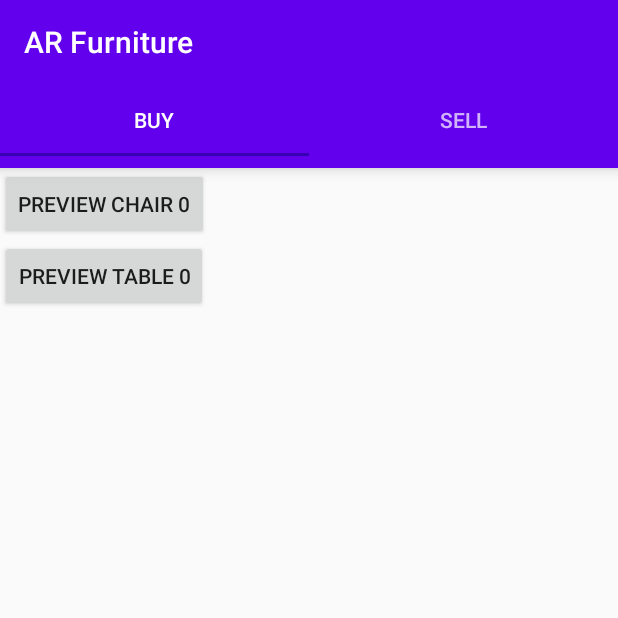
After one commit to helloworld0909/AR-furniture-trading, an Android app: the BuyerFragment screen opened directly, with no data from a screen before it, on a phone screen of 412 x 824 dp, the top half of it. The commit adds this screen. Run offline under Robolectric (Android 15) with nearby library versions, the phone set to English and light mode, and no system bars.

Commit message:
Implement Android UI Phase 1
https://trello.com/c/J73d0qeZ

```diff
--- a/app/build.gradle
+++ b/app/build.gradle
@@ -37,6 +37,7 @@ dependencies {
     //implementation "com.google.ar.sceneform:core:1.12.0"
 
     implementation "com.android.support:appcompat-v7:28.0.0"
+    implementation "com.android.support:design:28.0.0"
 }
 
 apply plugin: 'com.google.ar.sceneform.plugin'
--- a/app/src/main/java/edu/uci/cs297p/arfurniture/MainActivity.java
+++ b/app/src/main/java/edu/uci/cs297p/arfurniture/MainActivity.java
@@ -1,106 +1,42 @@
 package edu.uci.cs297p.arfurniture;
 
-import android.app.Activity;
-import android.app.ActivityManager;
-import android.content.Context;
-import android.os.Build;
-import android.os.Build.VERSION_CODES;
 import android.os.Bundle;
+import android.support.design.widget.TabLayout;
+import android.support.v4.view.ViewPager;
 import android.support.v7.app.AppCompatActivity;
-import android.util.Log;
-import android.view.Gravity;
-import android.view.MotionEvent;
-import android.widget.Toast;
-import com.google.ar.core.Anchor;
-import com.google.ar.core.HitResult;
-import com.google.ar.core.Plane;
-import com.google.ar.sceneform.AnchorNode;
-import com.google.ar.sceneform.rendering.ModelRenderable;
-import com.google.ar.sceneform.ux.ArFragment;
-import com.google.ar.sceneform.ux.TransformableNode;
-
+import android.support.v7.widget.Toolbar;
 
 public class MainActivity extends AppCompatActivity {
-  private static final String TAG = MainActivity.class.getSimpleName();
-  private static final double MIN_OPENGL_VERSION = 3.0;
+    @Override
+    protected void onCreate(Bundle savedInstanceState) {
+        super.onCreate(savedInstanceState);
+        setContentView(R.layout.activity_main);
+        Toolbar toolbar = findViewById(R.id.tool_bar);
+        setSupportActionBar(toolbar);
+        TabLayout tabLayout = findViewById(R.id.tab_layout);
+        tabLayout.addTab(tabLayout.newTab().setText(R.string.buyer_fragment_name));
+        tabLayout.addTab(tabLayout.newTab().setText(R.string.seller_fragment_name));
+        tabLayout.setTabGravity(TabLayout.GRAVITY_FILL);
 
-  private ArFragment arFragment;
-  private ModelRenderable modelRenderable;
+        final ViewPager viewPager = findViewById(R.id.view_pager);
+        TabAdapter tabsAdapter = new TabAdapter(getSupportFragmentManager(), tabLayout.getTabCount());
+        viewPager.setAdapter(tabsAdapter);
+        viewPager.addOnPageChangeListener(new TabLayout.TabLayoutOnPageChangeListener(tabLayout));
+        tabLayout.addOnTabSelectedListener(new TabLayout.OnTabSelectedListener() {
+            @Override
+            public void onTabSelected(TabLayout.Tab tab) {
+                viewPager.setCurrentItem(tab.getPosition());
+            }
 
             @Override
-  @SuppressWarnings({"AndroidApiChecker", "FutureReturnValueIgnored"})
-  // CompletableFuture requires api level 24
-  // FutureReturnValueIgnored is not valid
-  protected void onCreate(Bundle savedInstanceState) {
-    super.onCreate(savedInstanceState);
+            public void onTabUnselected(TabLayout.Tab tab) {
 
-    if (!checkIsSupportedDeviceOrFinish(this)) {
-      return;
             }
 
-    setContentView(R.layout.activity_ux);
-    arFragment = (ArFragment) getSupportFragmentManager().findFragmentById(R.id.ux_fragment);
+            @Override
+            public void onTabReselected(TabLayout.Tab tab) {
 
-    // When you build a Renderable, Sceneform loads its resources in the background while returning
-    // a CompletableFuture. Call thenAccept(), handle(), or check isDone() before calling get().
-    ModelRenderable.builder()
-        .setSource(this, getResources().getIdentifier("table_0", "raw", getPackageName()))
-        .build()
-        .thenAccept(renderable -> modelRenderable = renderable)
-        .exceptionally(
-            throwable -> {
-              Toast toast =
-                  Toast.makeText(this, "Unable to load renderable", Toast.LENGTH_LONG);
-              toast.setGravity(Gravity.CENTER, 0, 0);
-              toast.show();
-              return null;
-            });
-
-    arFragment.setOnTapArPlaneListener(
-        (HitResult hitResult, Plane plane, MotionEvent motionEvent) -> {
-          if (modelRenderable == null) {
-            return;
             }
-
-          // Create the Anchor.
-          Anchor anchor = hitResult.createAnchor();
-          AnchorNode anchorNode = new AnchorNode(anchor);
-          anchorNode.setParent(arFragment.getArSceneView().getScene());
-
-          // Create the transformable and add it to the anchor.
-          TransformableNode node = new TransformableNode(arFragment.getTransformationSystem());
-          node.setParent(anchorNode);
-          node.setRenderable(modelRenderable);
-          node.select();
         });
     }
-
-  /**
-   * Returns false and displays an error message if Sceneform can not run, true if Sceneform can run
-   * on this device.
-   *
-   * <p>Sceneform requires Android N on the device as well as OpenGL 3.0 capabilities.
-   *
-   * <p>Finishes the activity if Sceneform can not run
-   */
-  public static boolean checkIsSupportedDeviceOrFinish(final Activity activity) {
-    if (Build.VERSION.SDK_INT < VERSION_CODES.N) {
-      Log.e(TAG, "Sceneform requires Android N or later");
-      Toast.makeText(activity, "Sceneform requires Android N or later", Toast.LENGTH_LONG).show();
-      activity.finish();
-      return false;
 }
-    String openGlVersionString =
-        ((ActivityManager) activity.getSystemService(Context.ACTIVITY_SERVICE))
-            .getDeviceConfigurationInfo()
-            .getGlEsVersion();
-    if (Double.parseDouble(openGlVersionString) < MIN_OPENGL_VERSION) {
-      Log.e(TAG, "Sceneform requires OpenGL ES 3.0 later");
-      Toast.makeText(activity, "Sceneform requires OpenGL ES 3.0 or later", Toast.LENGTH_LONG)
-          .show();
-      activity.finish();
-      return false;
-    }
-    return true;
-  }
-}
--- /dev/null
+++ b/app/src/main/java/edu/uci/cs297p/arfurniture/TabAdapter.java
@@ -0,0 +1,34 @@
+package edu.uci.cs297p.arfurniture;
+
+import android.support.v4.app.Fragment;
+import android.support.v4.app.FragmentManager;
+import android.support.v4.app.FragmentStatePagerAdapter;
+
+import edu.uci.cs297p.arfurniture.buyer.BuyerFragment;
+import edu.uci.cs297p.arfurniture.seller.SellerFragment;
+
+public class TabAdapter extends FragmentStatePagerAdapter {
+    private static int mNumTabs;
+
+    public TabAdapter(FragmentManager fm, int numTabs) {
+        super(fm);
+        mNumTabs = numTabs;
+    }
+
+    @Override
+    public int getCount() {
+        return mNumTabs;
+    }
+
+    @Override
+    public Fragment getItem(int position) {
+        switch (position) {
+            case 0:
+                return new BuyerFragment();
+            case 1:
+                return new SellerFragment();
+            default:
+                return null;
+        }
+    }
+}
--- /dev/null
+++ b/app/src/main/java/edu/uci/cs297p/arfurniture/buyer/BuyerFragment.java
@@ -0,0 +1,42 @@
+package edu.uci.cs297p.arfurniture.buyer;
+
+import android.content.Intent;
+import android.os.Bundle;
+import android.support.v4.app.Fragment;
+import android.view.LayoutInflater;
+import android.view.View;
+import android.view.ViewGroup;
+import android.widget.Button;
+
+import edu.uci.cs297p.arfurniture.ARActivity;
+import edu.uci.cs297p.arfurniture.R;
+
+
+public class BuyerFragment extends Fragment {
+    @Override
+    public View onCreateView(LayoutInflater inflater, ViewGroup viewGroup, Bundle savedInstanceState) {
+        View rootView = inflater.inflate(R.layout.buyer, viewGroup, false);
+
+        Button button1 = rootView.findViewById(R.id.button1);
+        button1.setOnClickListener((View view) -> {
+            Intent myIntent = createIntent("chair_0");
+            startActivity(myIntent);
+        });
+
+        Button button2 = rootView.findViewById(R.id.button2);
+        button2.setOnClickListener((View view) -> {
+            Intent myIntent = createIntent("table_0");
+            startActivity(myIntent);
+        });
+
+        return rootView;
+    }
+
+    private Intent createIntent(String modelName) {
+        Bundle params = new Bundle();
+        params.putString(ARActivity.MODEL_NAME_KEY, modelName);
+        Intent intent = new Intent(getActivity(), ARActivity.class);
+        intent.putExtras(params);
+        return intent;
+    }
+}
--- /dev/null
+++ b/app/src/main/java/edu/uci/cs297p/arfurniture/seller/SellerFragment.java
@@ -0,0 +1,16 @@
+package edu.uci.cs297p.arfurniture.seller;
+
+import android.os.Bundle;
+import android.support.v4.app.Fragment;
+import android.view.LayoutInflater;
+import android.view.View;
+import android.view.ViewGroup;
+
+import edu.uci.cs297p.arfurniture.R;
+
+public class SellerFragment extends Fragment {
+    @Override
+    public View onCreateView(LayoutInflater inflater, ViewGroup viewGroup, Bundle savedInstanceState) {
+        return inflater.inflate(R.layout.seller, viewGroup, false);
+    }
+}
--- /dev/null
+++ b/app/src/main/res/layout/activity_main.xml
@@ -0,0 +1,36 @@
+<?xml version="1.0" encoding="utf-8"?>
+<RelativeLayout xmlns:android="http://schemas.android.com/apk/res/android"
+    xmlns:app="http://schemas.android.com/apk/res-auto"
+    xmlns:tools="http://schemas.android.com/tools"
+    android:id="@+id/main_layout"
+    android:layout_width="match_parent"
+    android:layout_height="match_parent"
+    tools:context=".ARActivity">
+
+    <android.support.v7.widget.Toolbar
+        android:id="@+id/tool_bar"
+        android:layout_width="match_parent"
+        android:layout_height="wrap_content"
+        android:layout_alignParentTop="true"
+        android:background="?attr/colorPrimary"
+        android:elevation="6dp"
+        android:minHeight="?attr/actionBarSize"
+        android:theme="@style/ThemeOverlay.AppCompat.Dark.ActionBar"
+        app:popupTheme="@style/ThemeOverlay.AppCompat.Light" />
+
+    <android.support.design.widget.TabLayout
+        android:id="@+id/tab_layout"
+        android:layout_width="match_parent"
+        android:layout_height="wrap_content"
+        android:layout_below="@+id/tool_bar"
+        android:background="?attr/colorPrimary"
+        android:elevation="6dp"
+        android:minHeight="?attr/actionBarSize"
+        android:theme="@style/ThemeOverlay.AppCompat.Dark.ActionBar" />
+
+    <android.support.v4.view.ViewPager
+        android:id="@+id/view_pager"
+        android:layout_width="match_parent"
+        android:layout_height="fill_parent"
+        android:layout_below="@id/tab_layout" />
+</RelativeLayout>
--- /dev/null
+++ b/app/src/main/res/layout/buyer.xml
@@ -0,0 +1,20 @@
+<?xml version="1.0" encoding="utf-8"?>
+<RelativeLayout xmlns:android="http://schemas.android.com/apk/res/android"
+    android:layout_width="match_parent"
+    android:layout_height="match_parent"
+    android:orientation="vertical">
+
+    <Button
+        android:id="@+id/button1"
+        android:layout_width="wrap_content"
+        android:layout_height="wrap_content"
+        android:text="Preview chair 0" />
+
+    <Button
+        android:id="@+id/button2"
+        android:layout_width="wrap_content"
+        android:layout_height="wrap_content"
+        android:layout_below="@id/button1"
+        android:text="preview table 0" />
+
+</RelativeLayout>
--- a/app/src/main/res/values/styles.xml
+++ b/app/src/main/res/values/styles.xml
@@ -14,5 +14,12 @@
    limitations under the License.
 -->
 <resources>
-  <style name="AppTheme" parent="Theme.AppCompat.Light"/>
+  <style name="AppTheme" parent="Theme.AppCompat.Light.DarkActionBar">
+    <!-- Customize your theme here. -->
+    <item name="colorPrimary">@color/design_default_color_primary</item>
+    <item name="colorPrimaryDark">@color/design_default_color_primary_dark</item>
+    <item name="colorAccent">@color/design_default_color_primary_dark</item>
+    <item name="windowActionBar">false</item>
+    <item name="windowNoTitle">true</item>
+  </style>
 </resources>
```
Also changed, not shown: app/src/main/AndroidManifest.xml (+19 -6 lines), app/src/main/java/edu/uci/cs297p/arfurniture/ARActivity.java (added, +111 -0 lines), app/src/main/res/layout/ar.xml (renamed from app/src/main/res/layout/activity_ux.xml, +6 -5 lines), app/src/main/res/layout/seller.xml (added, +15 -0 lines), app/src/main/res/values/strings.xml (+4 -15 lines). Lines whose indentation alone changed are shown as unchanged.
